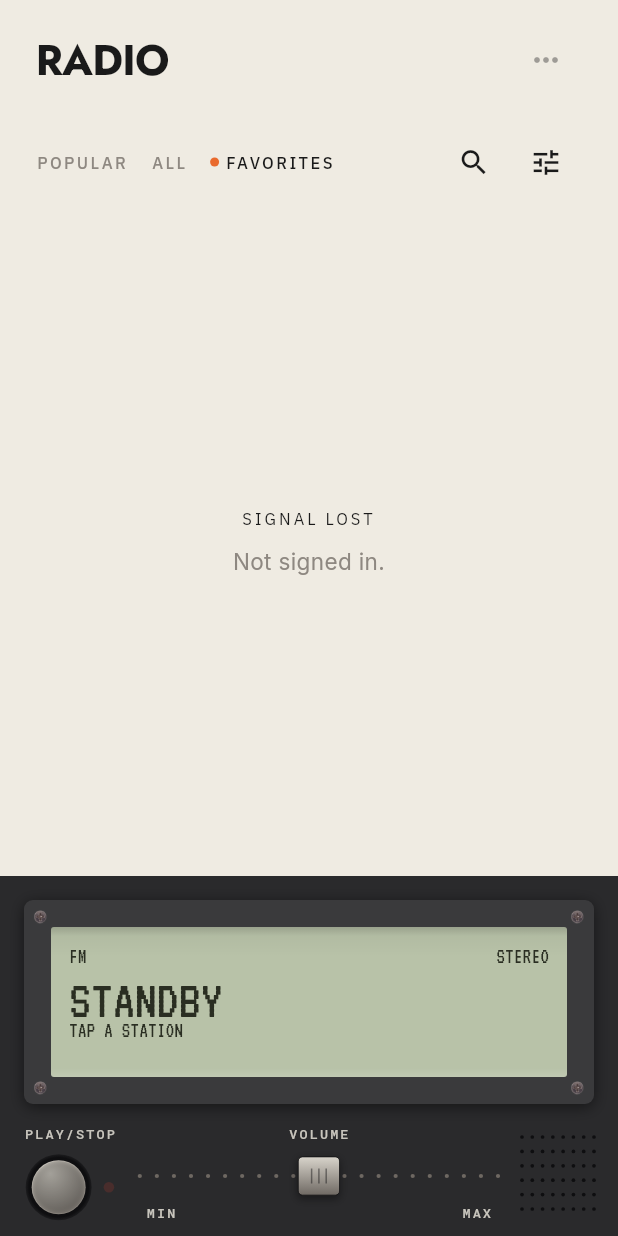
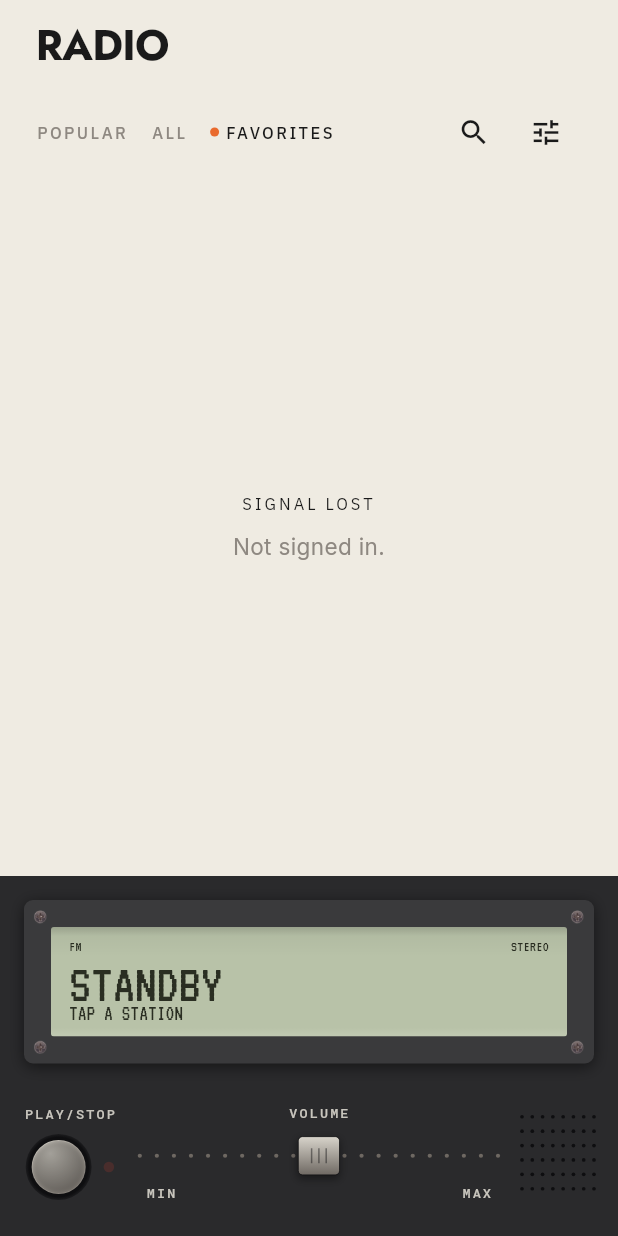
Before and after one commit to Amirala7/radio, a Flutter app: the screen it shows after launch, after a tap on "FAVORITES", on a phone screen of 412 x 824 dp. Run offline on Flutter 3.47's test engine with Material 3 defaults, Android fonts, the phone set to English and light mode, and no system bars; our stand-ins replace cloud_firestore, cloud_functions, firebase_auth, firebase_core, freezed_annotation, get_it and 2 more; missing offline and left inert: volume_controller; accounts and stored records are empty; network calls fail; statements that could not run were skipped.

Commit message:
feat(player): background playback + UI polish
Background playback (just_audio_background): MediaItem-tagged
AudioSource so iOS lock-screen and Android media-style notification
keep showing the station while the app is backgrounded; lifts audio
through a foreground media-playback service on Android. Resolves
playback breaking when the app is backgrounded and resumed.

UI:
- Skeleton loader (8 pulsing rows) replaces the spinner whenever
  stations or favorites are empty + loading; pull-to-refresh keeps the
  current rows.
- Tapped row shows TUNING (pulsing orange dot + label) before LIVE.
- Removed dead UI: 3-dot header placeholder, per-row signal-strength
  glyph (and its widget file).
- LCD: compacted top band; merged mid + bottom rows into one status
  line so 'TAP A STATION' sits where 'LIVE - city' does; switched
  separator to '-' (VT323 lacks the bullet glyph and was font-falling);
  station name marquees when it overflows, clipped so it never enters
  the playing-indicator region.
- Search keyboard now overlays the hardware panel instead of pushing
  it offscreen.

Co-Authored-By: Claude Opus 4.7 (1M context) <noreply@anthropic.com>

```diff
--- a/client-app/lib/features/home/presentation/views/home_screen.dart
+++ b/client-app/lib/features/home/presentation/views/home_screen.dart
@@ -31,6 +31,7 @@ class _HomeScreenState extends State<HomeScreen> {
   @override
   Widget build(BuildContext context) => Scaffold(
     backgroundColor: AppColors.surfaceBody,
+    resizeToAvoidBottomInset: false,
     body: SafeArea(
       bottom: false,
       child: Column(
--- a/client-app/lib/features/home/presentation/widgets/app_header.dart
+++ b/client-app/lib/features/home/presentation/widgets/app_header.dart
@@ -1,6 +1,5 @@
 import 'package:flutter/material.dart';
 
-import '../../../../core/theme/app_colors.dart';
 import '../../../../core/theme/app_spacing.dart';
 import '../../../../core/theme/app_typography.dart';
 
@@ -8,23 +7,13 @@ class AppHeader extends StatelessWidget {
   const AppHeader({super.key});
 
   @override
-  Widget build(BuildContext context) => Padding(
-    padding: const EdgeInsets.fromLTRB(
+  Widget build(BuildContext context) => const Padding(
+    padding: EdgeInsets.fromLTRB(
       AppSpacing.xl,
       AppSpacing.lg,
       AppSpacing.xl,
       AppSpacing.md,
     ),
-    child: Row(
-      children: [
-        const Text('RADIO', style: AppTypography.wordmark),
-        const Spacer(),
-        IconButton(
-          onPressed: null, // Placeholder for v1.
-          icon: const Icon(Icons.more_horiz),
-          color: AppColors.textPrimary,
-        ),
-      ],
-    ),
+    child: Text('RADIO', style: AppTypography.wordmark),
   );
 }
--- /dev/null
+++ b/client-app/lib/features/home/presentation/widgets/station_row_skeleton.dart
@@ -0,0 +1,134 @@
+import 'package:flutter/material.dart';
+
+import '../../../../core/theme/app_colors.dart';
+import '../../../../core/theme/app_spacing.dart';
+
+class StationsListSkeleton extends StatefulWidget {
+  const StationsListSkeleton({super.key, this.rowCount = 8});
+
+  final int rowCount;
+
+  @override
+  State<StationsListSkeleton> createState() => _StationsListSkeletonState();
+}
+
+class _StationsListSkeletonState extends State<StationsListSkeleton>
+    with SingleTickerProviderStateMixin {
+  late final AnimationController _controller;
+  late final Animation<double> _alpha;
+
+  @override
+  void initState() {
+    super.initState();
+    _controller = AnimationController(
+      vsync: this,
+      duration: const Duration(milliseconds: 1800),
+    )..repeat(reverse: true);
+    _alpha = Tween<double>(begin: 0.18, end: 0.42).animate(
+      CurvedAnimation(parent: _controller, curve: Curves.easeInOut),
+    );
+  }
+
+  @override
+  void dispose() {
+    _controller.dispose();
+    super.dispose();
+  }
+
+  @override
+  Widget build(BuildContext context) {
+    return AnimatedBuilder(
+      animation: _alpha,
+      builder: (_, _) {
+        final color = AppColors.textSecondary.withValues(alpha: _alpha.value);
+        return ListView.separated(
+          physics: const NeverScrollableScrollPhysics(),
+          itemCount: widget.rowCount,
+          separatorBuilder: (_, _) => const Divider(),
+          itemBuilder: (_, _) => StationRowSkeleton(blockColor: color),
+        );
+      },
+    );
+  }
+}
+
+class StationRowSkeleton extends StatelessWidget {
+  const StationRowSkeleton({super.key, required this.blockColor});
+
+  final Color blockColor;
+
+  @override
+  Widget build(BuildContext context) {
+    return Padding(
+      padding: const EdgeInsets.symmetric(
+        horizontal: AppSpacing.xl,
+        vertical: AppSpacing.md,
+      ),
+      child: Row(
+        crossAxisAlignment: CrossAxisAlignment.center,
+        children: [
+          _Block(
+            width: AppSpacing.stationTileSize,
+            height: AppSpacing.stationTileSize,
+            color: blockColor,
+          ),
+          const SizedBox(width: AppSpacing.lg),
+          Expanded(
+            child: Column(
+              crossAxisAlignment: CrossAxisAlignment.start,
+              mainAxisSize: MainAxisSize.min,
+              children: [
+                _Line(widthFactor: 0.70, height: 16, color: blockColor),
+                const SizedBox(height: 6),
+                _Line(widthFactor: 0.50, height: 11, color: blockColor),
+                const SizedBox(height: 4),
+                _Line(widthFactor: 0.35, height: 11, color: blockColor),
+              ],
+            ),
+          ),
+        ],
+      ),
+    );
+  }
+}
+
+class _Line extends StatelessWidget {
+  const _Line({
+    required this.widthFactor,
+    required this.height,
+    required this.color,
+  });
+
+  final double widthFactor;
+  final double height;
+  final Color color;
+
+  @override
+  Widget build(BuildContext context) {
+    return FractionallySizedBox(
+      alignment: Alignment.centerLeft,
+      widthFactor: widthFactor,
+      child: _Block(height: height, color: color),
+    );
+  }
+}
+
+class _Block extends StatelessWidget {
+  const _Block({this.width, required this.height, required this.color});
+
+  final double? width;
+  final double height;
+  final Color color;
+
+  @override
+  Widget build(BuildContext context) {
+    return Container(
+      width: width,
+      height: height,
+      decoration: BoxDecoration(
+        color: color,
+        borderRadius: BorderRadius.circular(2),
+      ),
+    );
+  }
+}
--- a/client-app/lib/features/home/presentation/widgets/stations_list_view.dart
+++ b/client-app/lib/features/home/presentation/widgets/stations_list_view.dart
@@ -12,6 +12,7 @@ import '../view_models/home_state.dart';
 import '../view_models/home_view_model.dart';
 import 'empty_state.dart';
 import 'station_row.dart';
+import 'station_row_skeleton.dart';
 
 String _failureMessage(AppFailure f) => switch (f) {
   NetworkFailure() => 'Network error.',
@@ -71,7 +72,10 @@ class _StationsListViewState extends State<StationsListView> {
           body: _failureMessage(favorites.error!),
         );
       }
-      if (favorites.items.isEmpty && !favorites.isLoading) {
+      if (favorites.items.isEmpty && favorites.isLoading) {
+        return const StationsListSkeleton();
+      }
+      if (favorites.items.isEmpty) {
         return const EmptyState(
           headline: 'NO FAVORITES YET',
           body: 'Tap the heart on a station to save it.',
@@ -108,13 +112,7 @@ class _StationsListViewState extends State<StationsListView> {
       );
     }
     if (stations.items.isEmpty && stations.isLoading) {
-      return const Center(
-        child: SizedBox(
-          width: 18,
-          height: 18,
-          child: CircularProgressIndicator(strokeWidth: 1.5),
-        ),
-      );
+      return const StationsListSkeleton();
     }
 
     return _buildList(
--- a/client-app/lib/features/player/presentation/widgets/lcd_display.dart
+++ b/client-app/lib/features/player/presentation/widgets/lcd_display.dart
@@ -19,6 +19,11 @@ class LcdDisplay extends StatefulWidget {
   State<LcdDisplay> createState() => _LcdDisplayState();
 }
 
+final TextStyle _lcdDecorative = AppTypography.lcdSmall.copyWith(
+  fontSize: 10,
+  height: 1,
+);
+
 class _LcdDisplayState extends State<LcdDisplay> {
   PlaybackStatus? _lastStatus;
   bool _useTuning1 = true;
@@ -26,7 +31,6 @@ class _LcdDisplayState extends State<LcdDisplay> {
   // Locked geometry — every row reserves its space so the bezel never grows
   // or shrinks as state changes.
   static const double _bigRowHeight = 30;
-  static const double _midRowHeight = 16;
 
   @override
   void dispose() {
@@ -55,8 +59,7 @@ class _LcdDisplayState extends State<LcdDisplay> {
     _onStatusChanged(state.status);
 
     final big = _bigText(state);
-    final mid = _midText(state);
-    final live = _liveText(state);
+    final bottom = _bottomText(state);
 
     final screen = ClipRRect(
       borderRadius: BorderRadius.circular(2),
@@ -72,15 +75,14 @@ class _LcdDisplayState extends State<LcdDisplay> {
               crossAxisAlignment: CrossAxisAlignment.start,
               mainAxisSize: MainAxisSize.min,
               children: [
-                const SizedBox(height: 4),
                 Row(
                   mainAxisAlignment: MainAxisAlignment.spaceBetween,
                   children: [
-                    Text('FM', style: AppTypography.lcdSmall),
-                    Text('STEREO', style: AppTypography.lcdSmall),
+                    Text('FM', style: _lcdDecorative),
+                    Text('STEREO', style: _lcdDecorative),
                   ],
                 ),
-                const SizedBox(height: 4),
+                const SizedBox(height: 2),
                 SizedBox(
                   height: _bigRowHeight,
                   child: Row(
@@ -91,32 +93,18 @@ class _LcdDisplayState extends State<LcdDisplay> {
                         const SizedBox(width: 6),
                       ],
                       Expanded(
-                        child: Text(
-                          big,
+                        child: _LcdMarquee(
+                          text: big,
                           style: AppTypography.lcdLarge,
-                          overflow: TextOverflow.ellipsis,
-                          maxLines: 1,
                         ),
                       ),
                     ],
                   ),
                 ),
-                SizedBox(
-                  height: _midRowHeight,
-                  child: Align(
-                    alignment: Alignment.centerLeft,
-                    child: Text(
-                      mid,
-                      style: AppTypography.lcdSmall,
-                      overflow: TextOverflow.ellipsis,
-                      maxLines: 1,
-                    ),
-                  ),
-                ),
                 Row(
                   mainAxisAlignment: MainAxisAlignment.spaceBetween,
                   children: [
-                    Text(live, style: AppTypography.lcdSmall),
+                    Text(bottom, style: AppTypography.lcdSmall),
                   ],
                 ),
               ],
@@ -224,34 +212,24 @@ class _LcdDisplayState extends State<LcdDisplay> {
     }
   }
 
-  String _midText(PlaybackState state) {
+  String _bottomText(PlaybackState state) {
     switch (state.status) {
       case PlaybackStatus.idle:
         return 'TAP A STATION';
       case PlaybackStatus.loading:
+      case PlaybackStatus.paused:
         return '';
       case PlaybackStatus.playing:
-      case PlaybackStatus.paused:
-        return '';
+        final loc = state.currentStation?.location;
+        final city = loc?.cityName?.toUpperCase().trim();
+        final country = loc?.countryCode?.toUpperCase().trim();
+        final tag = (city != null && city.isNotEmpty)
+            ? city
+            : (country ?? '');
+        return tag.isEmpty ? 'LIVE' : 'LIVE - $tag';
       case PlaybackStatus.error:
-        return _failureText(state.error) ?? 'RETRY';
+        return state.error == null ? 'RETRY' : 'SOMETHING WENT WRONG';
     }
-  }
-
-  String? _failureText(Object? error) {
-    if (error == null) return null;
-    return 'Something went wrong';
-  }
-
-  String _liveText(PlaybackState state) {
-    if (state.status != PlaybackStatus.playing) return '';
-    final loc = state.currentStation?.location;
-    final city = loc?.cityName?.toUpperCase().trim();
-    final country = loc?.countryCode?.toUpperCase().trim();
-    final tag = (city != null && city.isNotEmpty)
-        ? city
-        : (country ?? '');
-    return tag.isEmpty ? 'LIVE' : 'LIVE • $tag';
   }
 }
 
@@ -267,3 +245,123 @@ class _Screw extends StatelessWidget {
     filterQuality: FilterQuality.medium,
   );
 }
+
+class _LcdMarquee extends StatefulWidget {
+  const _LcdMarquee({required this.text, required this.style});
+
+  final String text;
+  final TextStyle style;
+
+  @override
+  State<_LcdMarquee> createState() => _LcdMarqueeState();
+}
+
+class _LcdMarqueeState extends State<_LcdMarquee>
+    with SingleTickerProviderStateMixin {
+  // Marquee scroll speed in logical pixels per second.
+  static const double _speed = 40;
+  // Spacer between the trailing copy and the leading copy of the text.
+  static const double _gap = 32;
+
+  late final AnimationController _controller;
+
+  @override
+  void initState() {
+    super.initState();
+    _controller = AnimationController(vsync: this);
+  }
+
+  @override
+  void didUpdateWidget(_LcdMarquee oldWidget) {
+    super.didUpdateWidget(oldWidget);
+    if (oldWidget.text != widget.text) {
+      _controller.value = 0;
+    }
+  }
+
+  @override
+  void dispose() {
+    _controller.dispose();
+    super.dispose();
+  }
+
+  void _ensureRunning(Duration duration) {
+    if (_controller.duration != duration) {
+      _controller.duration = duration;
+    }
+    if (!_controller.isAnimating) _controller.repeat();
+  }
+
+  void _ensureStopped() {
+    if (_controller.isAnimating) _controller.stop();
+    if (_controller.value != 0) _controller.value = 0;
+  }
+
+  @override
+  Widget build(BuildContext context) {
+    return LayoutBuilder(
+      builder: (context, constraints) {
+        final maxWidth = constraints.maxWidth;
+        final tp = TextPainter(
+          text: TextSpan(text: widget.text, style: widget.style),
+          textDirection: TextDirection.ltr,
+          maxLines: 1,
+        )..layout();
+        final textWidth = tp.width;
+
+        if (textWidth <= maxWidth) {
+          WidgetsBinding.instance.addPostFrameCallback((_) {
+            if (mounted) _ensureStopped();
+          });
+          return Text(
+            widget.text,
+            style: widget.style,
+            maxLines: 1,
+            softWrap: false,
+          );
+        }
+
+        final cycleWidth = textWidth + _gap;
+        final duration = Duration(
+          milliseconds: (cycleWidth / _speed * 1000).round(),
+        );
+        WidgetsBinding.instance.addPostFrameCallback((_) {
+          if (mounted) _ensureRunning(duration);
+        });
+
+        return ClipRect(
+          child: AnimatedBuilder(
+            animation: _controller,
+            builder: (_, _) {
+              return OverflowBox(
+                alignment: Alignment.centerLeft,
+                maxWidth: double.infinity,
+                child: Transform.translate(
+                  offset: Offset(-cycleWidth * _controller.value, 0),
+                  child: Row(
+                    mainAxisSize: MainAxisSize.min,
+                    children: [
+                      Text(
+                        widget.text,
+                        style: widget.style,
+                        maxLines: 1,
+                        softWrap: false,
+                      ),
+                      const SizedBox(width: _gap),
+                      Text(
+                        widget.text,
+                        style: widget.style,
+                        maxLines: 1,
+                        softWrap: false,
+                      ),
+                    ],
+                  ),
+                ),
+              );
+            },
+          ),
+        );
+      },
+    );
+  }
+}
--- a/client-app/lib/main.dart
+++ b/client-app/lib/main.dart
@@ -1,6 +1,7 @@
 import 'package:firebase_core/firebase_core.dart';
 import 'package:flutter/material.dart';
 import 'package:get_it/get_it.dart';
+import 'package:just_audio_background/just_audio_background.dart';
 import 'package:provider/provider.dart';
 
 import 'core/audio/sfx_player.dart';
@@ -33,6 +34,12 @@ import 'firebase_options.dart';
 Future<void> main() async {
   WidgetsFlutterBinding.ensureInitialized();
   await Firebase.initializeApp(options: DefaultFirebaseOptions.currentPlatform);
+
+  await JustAudioBackground.init(
+    androidNotificationChannelId: 'app.radio.audio',
+    androidNotificationChannelName: 'Radio playback',
+    androidNotificationOngoing: true,
+  );
 
   final auth = AuthService();
   await auth.ensureSignedIn();
--- a/client-app/pubspec.yaml
+++ b/client-app/pubspec.yaml
@@ -41,6 +41,7 @@ dependencies:
   provider: ^6.1.5+1
   get_it: ^8.0.0
   just_audio: ^0.10.5
+  just_audio_background: ^0.0.1-beta.16
   freezed_annotation: ^3.1.0
   json_annotation: ^4.11.0
   volume_controller: ^3.4.4
```
Also changed, not shown: client-app/lib/features/home/presentation/widgets/signal_strength_glyph.dart (deleted, +0 -40 lines), client-app/lib/features/home/presentation/widgets/station_row.dart (+85 -24 lines), client-app/lib/features/player/data/datasources/audio_player_data_source.dart (+20 -3 lines), client-app/lib/features/player/data/repositories/player_repository_impl.dart (+11 -6 lines), client-app/pubspec.lock, 4 other files.
